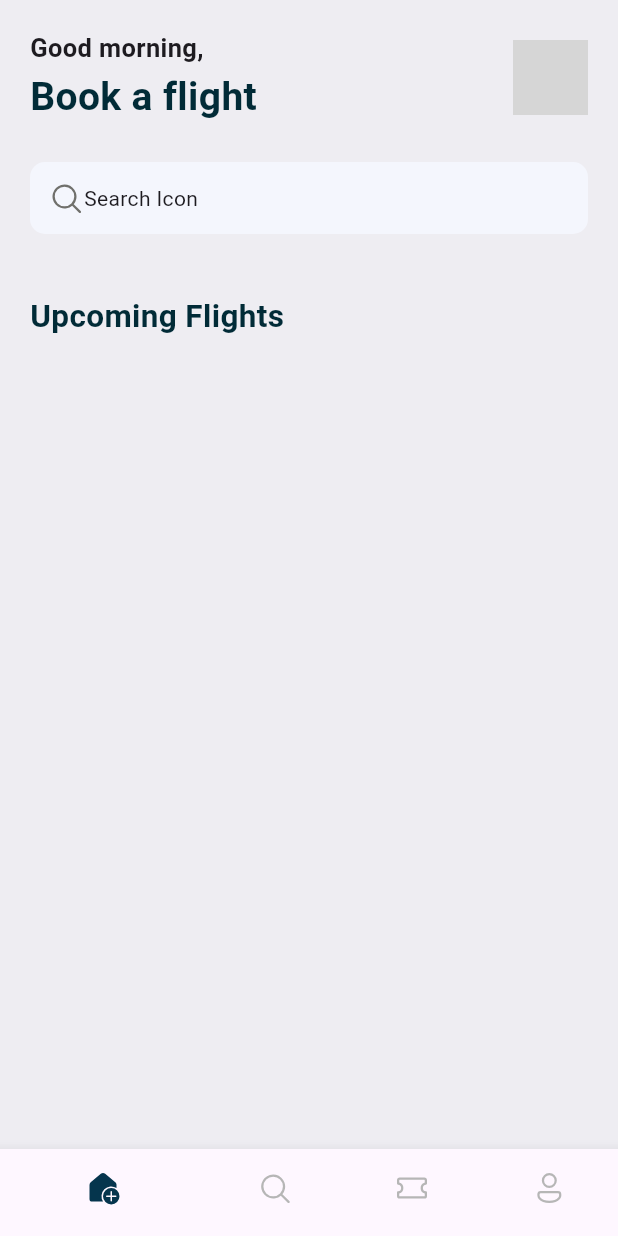
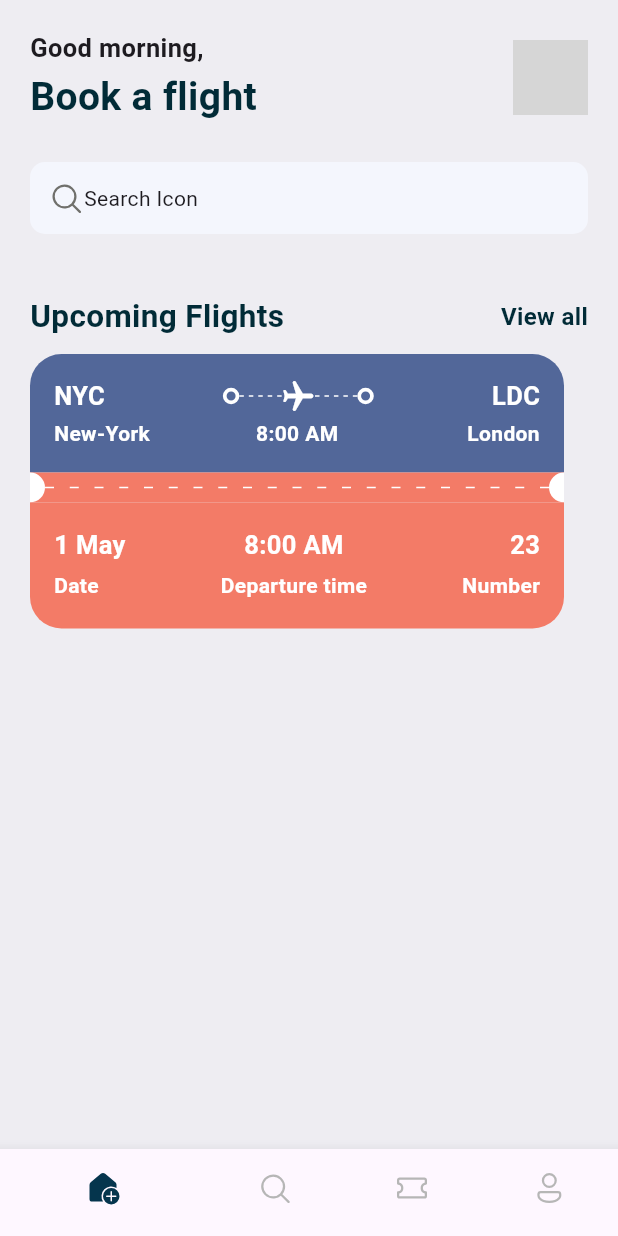
Before and after one commit to kingjamesegun/ticket_app, a Flutter app: the screen it shows after launch, on a phone screen of 412 x 824 dp. Run offline on Flutter 3.47's test engine with Material 3 defaults, Android fonts, the phone set to English and light mode, and no system bars; our stand-ins replace fluentui_icons; grey boxes are pictures that could not be loaded.

Commit message:
finish ticket card

```diff
--- a/lib/base/res/styles/app_styles.dart
+++ b/lib/base/res/styles/app_styles.dart
@@ -3,10 +3,14 @@ import 'package:flutter/material.dart';
 Color primary = const Color.fromARGB(0, 0, 83, 106);
 
 class AppStyles {
-  static Color primaryColor = primary;
+  // COLORS
+  static Color primaryColor = const Color.fromARGB(0, 0, 83, 106);
   static Color textColor = const Color.fromARGB(255, 1, 43, 55);
   static Color bgColor = const Color(0xffeeedf2);
+  static Color ticketBlue = const Color(0xff526799);
+  static Color ticketOrange = const Color(0xfff37b67);
 
+// FONTS
   static TextStyle baseTextStyle =
       TextStyle(fontSize: 16, fontWeight: FontWeight.bold, color: textColor);
   static TextStyle headLineStyle1 =
@@ -15,4 +19,6 @@ class AppStyles {
       TextStyle(fontSize: 21, fontWeight: FontWeight.bold, color: textColor);
   static TextStyle headLineStyle3 =
       const TextStyle(fontSize: 17, fontWeight: FontWeight.w700);
+  static TextStyle headLineStyle4 =
+      const TextStyle(fontSize: 14, fontWeight: FontWeight.w700);
 }
--- /dev/null
+++ b/lib/base/widgets/app_column_text.dart
@@ -0,0 +1,28 @@
+import 'package:flutter/material.dart';
+import 'package:ticket_app/base/widgets/text_style_fourth.dart';
+import 'package:ticket_app/base/widgets/text_style_third.dart';
+
+class AppColumnText extends StatelessWidget {
+  final String topText;
+  final String bottomText;
+  final CrossAxisAlignment alignment;
+  const AppColumnText(
+      {super.key,
+      required this.topText,
+      required this.bottomText,
+      required this.alignment});
+
+  @override
+  Widget build(BuildContext context) {
+    return Column(
+      crossAxisAlignment: alignment,
+      children: [
+        TextStyleThird(text: topText),
+        const SizedBox(
+          height: 5,
+        ),
+        TextStyleFourth(text: bottomText)
+      ],
+    );
+  }
+}
--- /dev/null
+++ b/lib/base/widgets/app_layoutbuilder.dart
@@ -0,0 +1,28 @@
+import 'package:flutter/material.dart';
+
+class AppLayoutbuilder extends StatelessWidget {
+  final int randomDivider;
+  final double width;
+  const AppLayoutbuilder(
+      {super.key, required this.randomDivider, this.width = 3});
+
+  @override
+  Widget build(BuildContext context) {
+    return LayoutBuilder(
+        builder: (BuildContext context, BoxConstraints constraints) {
+      return Flex(
+        mainAxisAlignment: MainAxisAlignment.spaceBetween,
+        direction: Axis.horizontal,
+        children: List.generate(
+            (constraints.constrainWidth() / randomDivider).floor(),
+            (index) => SizedBox(
+                width: width,
+                height: 1,
+                child: const DecoratedBox(
+                    decoration: BoxDecoration(
+                  color: Colors.white,
+                )))),
+      );
+    });
+  }
+}
--- /dev/null
+++ b/lib/base/widgets/big_circle.dart
@@ -0,0 +1,27 @@
+import 'package:flutter/material.dart';
+
+class BigCircle extends StatelessWidget {
+  final bool isRight;
+  const BigCircle({super.key, required this.isRight});
+
+  @override
+  Widget build(BuildContext context) {
+    return SizedBox(
+      height: 20,
+      width: 10,
+      child: !isRight
+          ? const DecoratedBox(
+              decoration: BoxDecoration(
+                  color: Colors.white,
+                  borderRadius: BorderRadius.only(
+                      topRight: Radius.circular(10),
+                      bottomRight: Radius.circular(10))))
+          : const DecoratedBox(
+              decoration: BoxDecoration(
+                  color: Colors.white,
+                  borderRadius: BorderRadius.only(
+                      topLeft: Radius.circular(10),
+                      bottomLeft: Radius.circular(10)))),
+    );
+  }
+}
--- /dev/null
+++ b/lib/base/widgets/big_dot.dart
@@ -0,0 +1,16 @@
+import 'package:flutter/material.dart';
+
+class BigDot extends StatelessWidget {
+  const BigDot({super.key});
+
+  @override
+  Widget build(BuildContext context) {
+    return Container(
+      padding: const EdgeInsets.all(3),
+      decoration: BoxDecoration(
+        border: Border.all(color: Colors.white, width: 2.5),
+        borderRadius: BorderRadius.circular(20),
+      ),
+    );
+  }
+}
--- a/lib/base/widgets/section_texts.dart
+++ b/lib/base/widgets/section_texts.dart
@@ -22,7 +22,7 @@ class SectionTexts extends StatelessWidget {
             onTap: () {},
             child: Text("View all",
                 style: AppStyles.baseTextStyle
-                    .copyWith(color: AppStyles.primaryColor)),
+                    .copyWith(color: AppStyles.textColor)),
           ),
         ],
       ),
--- /dev/null
+++ b/lib/base/widgets/text_style_fourth.dart
@@ -0,0 +1,18 @@
+import 'package:flutter/material.dart';
+import 'package:ticket_app/base/res/styles/app_styles.dart';
+
+class TextStyleFourth extends StatelessWidget {
+  final String text;
+  final TextAlign align;
+  const TextStyleFourth(
+      {super.key, required this.text, this.align = TextAlign.start});
+
+  @override
+  Widget build(BuildContext context) {
+    return Text(
+      text,
+      textAlign: align,
+      style: AppStyles.headLineStyle4.copyWith(color: Colors.white),
+    );
+  }
+}
--- /dev/null
+++ b/lib/base/widgets/text_style_third.dart
@@ -0,0 +1,15 @@
+import 'package:flutter/material.dart';
+import 'package:ticket_app/base/res/styles/app_styles.dart';
+
+class TextStyleThird extends StatelessWidget {
+  final String text;
+  const TextStyleThird({super.key, required this.text});
+
+  @override
+  Widget build(BuildContext context) {
+    return Text(
+      text,
+      style: AppStyles.headLineStyle3.copyWith(color: Colors.white),
+    );
+  }
+}
--- /dev/null
+++ b/lib/base/widgets/ticket_view.dart
@@ -0,0 +1,136 @@
+import 'package:flutter/material.dart';
+import 'package:ticket_app/base/res/styles/app_styles.dart';
+import 'package:ticket_app/base/widgets/app_column_text.dart';
+import 'package:ticket_app/base/widgets/app_layoutbuilder.dart';
+import 'package:ticket_app/base/widgets/big_circle.dart';
+import 'package:ticket_app/base/widgets/big_dot.dart';
+import 'package:ticket_app/base/widgets/text_style_fourth.dart';
+import 'package:ticket_app/base/widgets/text_style_third.dart';
+
+class TicketView extends StatelessWidget {
+  const TicketView({super.key});
+
+  @override
+  Widget build(BuildContext context) {
+    final size = MediaQuery.of(context).size;
+    return SizedBox(
+        width: size.width * 0.85,
+        height: 189,
+        child: Container(
+          margin: const EdgeInsets.only(right: 16),
+          child: Column(
+            children: [
+              Container(
+                  padding: const EdgeInsets.all(16),
+                  decoration: BoxDecoration(
+                      color: AppStyles.ticketBlue,
+                      borderRadius: const BorderRadius.only(
+                          topLeft: Radius.circular(21),
+                          topRight: Radius.circular(21))),
+                  child: Column(
+                    children: [
+                      // departure and arrival with icons
+                      Row(children: [
+                        const TextStyleThird(text: "NYC"),
+                        Expanded(child: Container()),
+                        const BigDot(),
+                        Expanded(
+                            child: Stack(
+                          children: [
+                            const SizedBox(
+                              height: 24,
+                              child: AppLayoutbuilder(
+                                randomDivider: 6,
+                              ),
+                            ),
+                            Center(
+                              child: Transform.rotate(
+                                angle: 1.57,
+                                child: const Icon(Icons.local_airport_rounded,
+                                    color: Colors.white),
+                              ),
+                            )
+                          ],
+                        )),
+                        const BigDot(),
+                        Expanded(child: Container()),
+                        const TextStyleThird(text: "LDC")
+                      ]),
+
+                      const SizedBox(
+                        height: 3,
+                      ),
+                      // departure names with time
+                      const Row(
+                          mainAxisAlignment: MainAxisAlignment.spaceBetween,
+                          children: [
+                            const SizedBox(
+                                width: 100,
+                                child: TextStyleFourth(text: "New-York")),
+                            TextStyleFourth(text: "8:00 AM"),
+                            SizedBox(
+                                width: 100,
+                                child: TextStyleFourth(
+                                  text: "London",
+                                  align: TextAlign.end,
+                                )),
+                          ])
+                    ],
+                  )),
+              Container(
+                height: 20,
+                color: AppStyles.ticketOrange,
+                child: const Row(
+                  children: [
+                    BigCircle(
+                      isRight: false,
+                    ),
+                    Expanded(
+                        child: AppLayoutbuilder(
+                      randomDivider: 16,
+                      width: 6,
+                    )),
+                    BigCircle(isRight: true),
+                  ],
+                ),
+              ),
+              Container(
+                  padding: const EdgeInsets.all(16),
+                  decoration: BoxDecoration(
+                      color: AppStyles.ticketOrange,
+                      borderRadius: const BorderRadius.only(
+                          bottomLeft: Radius.circular(21),
+                          bottomRight: Radius.circular(21))),
+                  child: const Column(
+                    children: [
+                      // departure and arrival with icons
+                      Row(
+                          mainAxisAlignment: MainAxisAlignment.spaceBetween,
+                          children: [
+                            AppColumnText(
+                              topText: "1 May",
+                              bottomText: "Date",
+                              alignment: CrossAxisAlignment.start,
+                            ),
+                            AppColumnText(
+                              topText: "8:00 AM",
+                              bottomText: "Departure time",
+                              alignment: CrossAxisAlignment.center,
+                            ),
+                            AppColumnText(
+                              topText: "23",
+                              bottomText: "Number",
+                              alignment: CrossAxisAlignment.end,
+                            )
+                          ]),
+
+                      const SizedBox(
+                        height: 3,
+                      ),
+                    ],
+                  )),
+            ],
+          ),
+        ));
+  }
+}
--- a/lib/screens/home_screen.dart
+++ b/lib/screens/home_screen.dart
@@ -2,6 +2,7 @@ import 'package:fluentui_icons/fluentui_icons.dart';
 import 'package:flutter/material.dart';
 import 'package:ticket_app/base/res/styles/app_styles.dart';
 import 'package:ticket_app/base/widgets/section_texts.dart';
+import 'package:ticket_app/base/widgets/ticket_view.dart';
 
 import '../base/res/media.dart';
 
@@ -73,6 +74,12 @@ class HomeScreen extends StatelessWidget {
             bigText: "Upcoming Flights",
             smallText: "View all",
           ),
+          const SizedBox(
+            height: 10,
+          ),
+          Container(
+              padding: const EdgeInsets.symmetric(horizontal: 20),
+              child: const TicketView()),
         ]));
   }
 }
```
